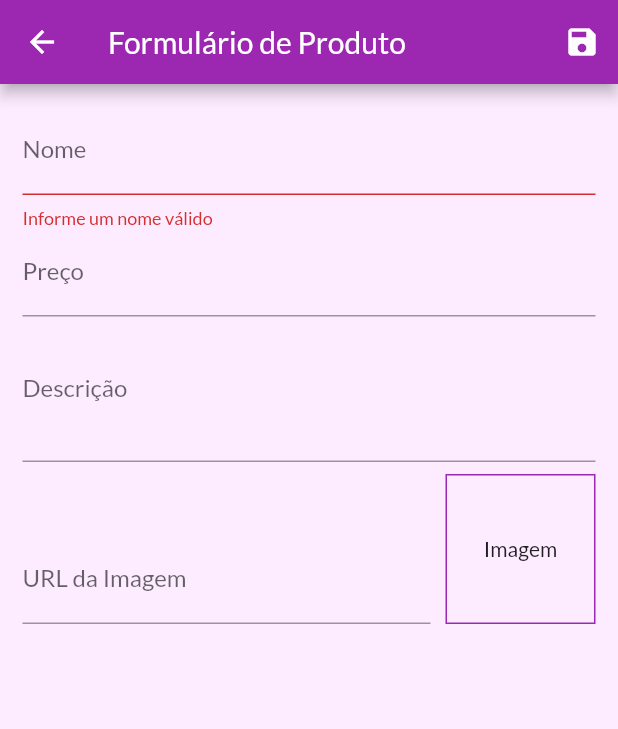
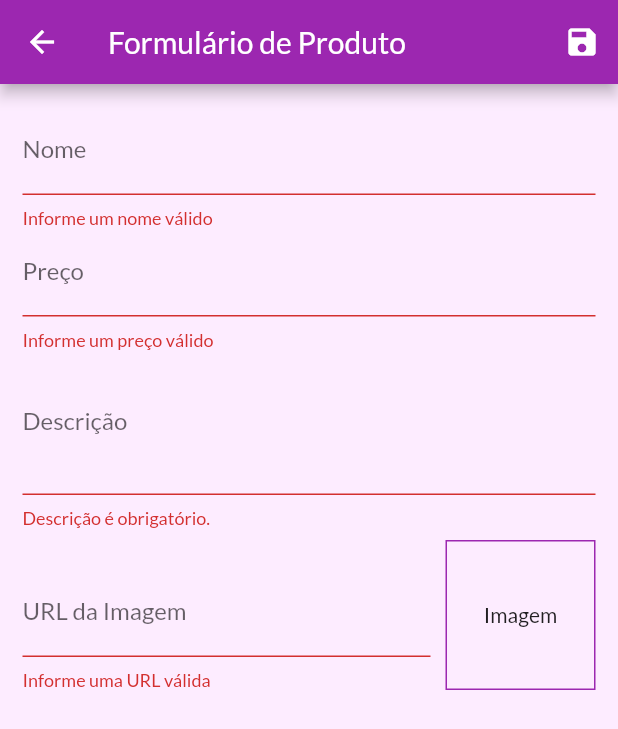
Before and after one commit to TonySilva7/shop-flutter, a Flutter app: the ProductFormPage screen opened by its route, after a tap on the "save" icon, on a phone screen of 412 x 824 dp. Shown: the top 729 px of the screen. Run offline on Flutter 3.47's test engine with Material 2 defaults, Android fonts, the phone set to English and light mode, and no system bars; network calls fail.

Commit message:
feat: implement validate and submit form

```diff
--- a/lib/Pages/product_form_page.dart
+++ b/lib/Pages/product_form_page.dart
@@ -1,7 +1,8 @@
-import 'dart:math';
+import 'package:flutter/material.dart';
+import 'package:provider/provider.dart';
+import 'package:shop/models/product_list.dart';
 
-import 'package:flutter/material.dart';
-import 'package:shop/models/product.dart';
+import '../models/product.dart';
 
 class ProductFormPage extends StatefulWidget {
   const ProductFormPage({super.key});
@@ -29,12 +30,33 @@ class _ProductFormPageState extends State<ProductFormPage> {
   }
 
   @override
+  void didChangeDependencies() {
+    super.didChangeDependencies();
+
+    if (_formData.isEmpty) {
+      final arg = ModalRoute.of(context)?.settings.arguments;
+      if (arg != null) {
+        final product = arg as Product;
+
+        _formData['id'] = product.id;
+        _formData['name'] = product.name;
+        _formData['price'] = product.price;
+        _formData['description'] = product.description;
+        _formData['imageUrl'] = product.imageUrl;
+
+        // carrega aqui tbm para mudar o estado e mostrar a imagem
+        _imageUrlController.text = product.imageUrl;
+      }
+    }
+  }
+
+  @override
   void dispose() {
     super.dispose();
     _priceFocus.dispose();
     _descriptionFocus.dispose();
+    _imageUrlFocus.removeListener(updateImageUrl);
     _imageUrlFocus.dispose();
-    _imageUrlFocus.removeListener(updateImageUrl);
   }
 
   void updateImageUrl() {
@@ -43,19 +65,22 @@ class _ProductFormPageState extends State<ProductFormPage> {
     }
   }
 
+  bool isValidImageUrl(String url) {
+    bool isValidUrl = Uri.tryParse(url)?.isAbsolute ?? false;
+    bool endsWithFile =
+        url.toLowerCase().endsWith('.png') || url.toLowerCase().endsWith('.jpg') || url.toLowerCase().endsWith('.jpeg');
+
+    return isValidUrl && endsWithFile;
+  }
+
   void submitForm() {
     final isValid = _formKey.currentState?.validate() ?? false;
     if (!isValid) return;
 
     _formKey.currentState?.save();
 
-    final newProduct = Product(
-      id: Random().nextDouble().toString(),
-      name: _formData['name'].toString(),
-      price: _formData['price'] as double,
-      description: _formData['description'].toString(),
-      imageUrl: _formData['imageUrl'].toString(),
-    );
+    Provider.of<ProductList>(context, listen: false).saveProduct(_formData);
+    Navigator.of(context).pop();
   }
 
   @override
@@ -77,6 +102,7 @@ class _ProductFormPageState extends State<ProductFormPage> {
           child: ListView(
             children: [
               TextFormField(
+                initialValue: _formData['name']?.toString(),
                 decoration: const InputDecoration(labelText: 'Nome'),
                 textInputAction: TextInputAction.next,
                 onFieldSubmitted: (_) => FocusScope.of(context).requestFocus(_priceFocus),
@@ -89,6 +115,7 @@ class _ProductFormPageState extends State<ProductFormPage> {
                 },
               ),
               TextFormField(
+                initialValue: _formData['price']?.toString(),
                 decoration: const InputDecoration(labelText: 'Preço'),
                 textInputAction: TextInputAction.next,
                 // keyboardType: TextInputType.number, // Android somente
@@ -96,13 +123,22 @@ class _ProductFormPageState extends State<ProductFormPage> {
                 focusNode: _priceFocus,
                 onFieldSubmitted: (_) => FocusScope.of(context).requestFocus(_descriptionFocus),
                 onSaved: (value) => _formData['price'] = double.parse(value ?? '0'),
+                validator: (value) {
+                  final double? newPrice = double.tryParse(value ?? '0');
+                  if (newPrice == null) return 'Informe um preço válido';
+                  if (newPrice <= 0) return 'Informe um preço maior que 0';
+
+                  return null;
+                },
               ),
               TextFormField(
+                initialValue: _formData['description']?.toString(),
                 decoration: const InputDecoration(labelText: 'Descrição'),
                 keyboardType: TextInputType.multiline,
                 focusNode: _descriptionFocus,
                 maxLines: 3,
                 onSaved: (value) => _formData['description'] = value ?? '',
+                validator: (value) => value?.trim().isEmpty ?? true ? 'Descrição é obrigatório.' : null,
               ),
               Row(
                 crossAxisAlignment: CrossAxisAlignment.end,
@@ -116,6 +152,7 @@ class _ProductFormPageState extends State<ProductFormPage> {
                       controller: _imageUrlController,
                       onFieldSubmitted: (_) => submitForm(),
                       onSaved: (value) => _formData['imageUrl'] = value ?? '',
+                      validator: (value) => isValidImageUrl(value ?? '') ? null : 'Informe uma URL válida',
                     ),
                   ),
                   Container(
```
Also changed, not shown: lib/components/product_item.dart (+30 -2 lines), lib/models/product_list.dart (+36 -0 lines).
